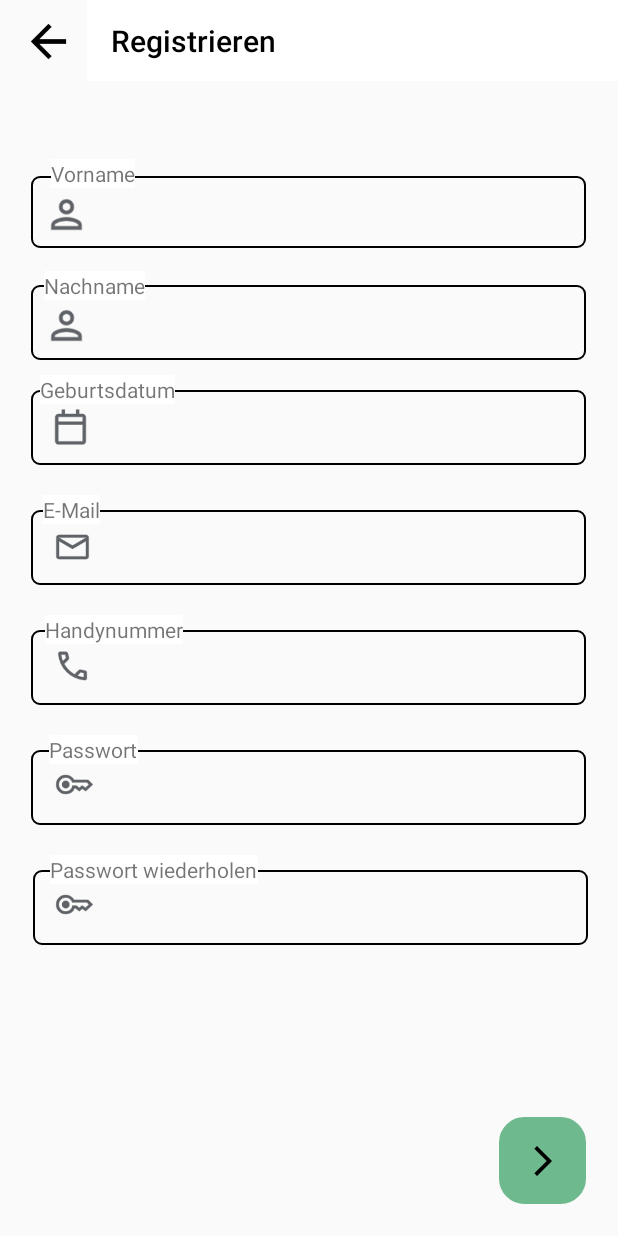
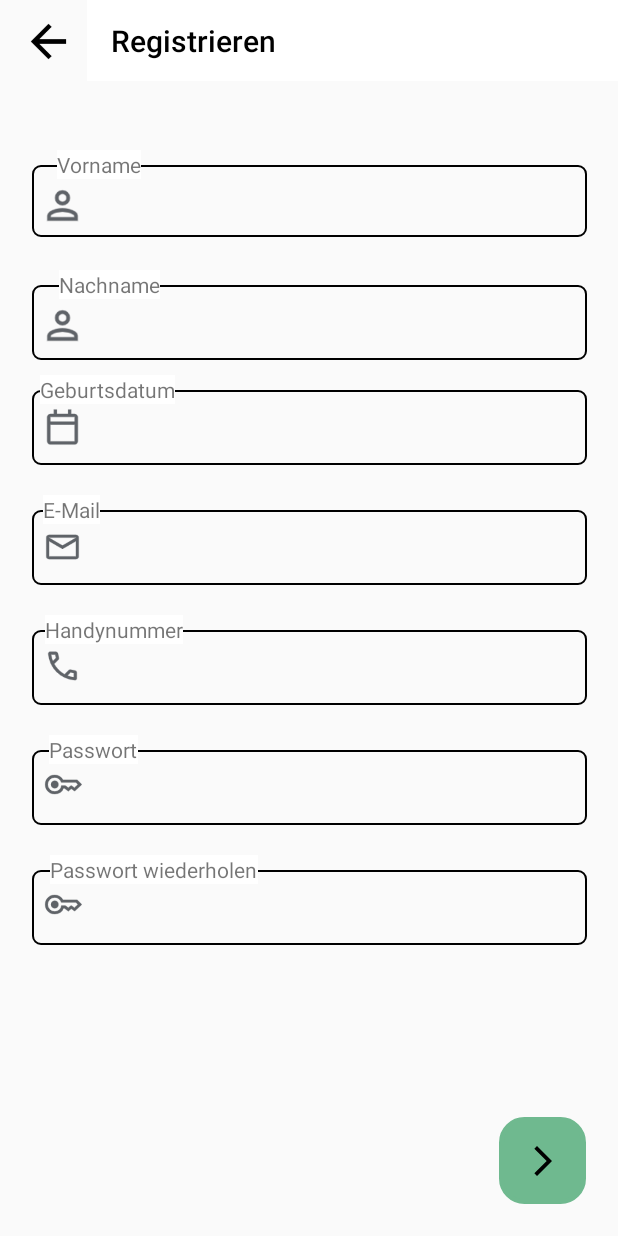
Before and after one commit to vinpuch/DienstDirekt, an Android app: the RegisterActivity screen opened directly, with no data from a screen before it, on a phone screen of 412 x 824 dp. Run offline under Robolectric (Android 15) with nearby library versions, the phone set to English and light mode, and no system bars.

Commit message:
style change

```diff
--- a/app/src/main/res/layout/activity_main.xml
+++ b/app/src/main/res/layout/activity_main.xml
@@ -91,6 +91,7 @@
         android:id="@+id/editText2"
         android:layout_width="370dp"
         android:layout_height="48dp"
+        android:layout_marginStart="21dp"
         android:layout_marginTop="150dp"
         android:layout_marginEnd="21dp"
         android:background="@drawable/rounded_corner"
@@ -100,6 +101,7 @@
         android:textColorHint="@color/black"
         android:textSize="20sp"
         app:layout_constraintEnd_toEndOf="parent"
+        app:layout_constraintStart_toStartOf="parent"
         app:layout_constraintTop_toTopOf="parent"
         tools:ignore="MissingConstraints" />
 
@@ -107,6 +109,7 @@
         android:id="@+id/editText3"
         android:layout_width="370dp"
         android:layout_height="48dp"
+        android:layout_marginStart="21dp"
         android:layout_marginTop="230dp"
         android:layout_marginEnd="21dp"
         android:layout_marginBottom="12dp"
@@ -118,6 +121,7 @@
         android:textSize="20sp"
         app:layout_constraintBottom_toTopOf="@+id/appCompatButton"
         app:layout_constraintEnd_toEndOf="parent"
+        app:layout_constraintStart_toStartOf="parent"
         app:layout_constraintTop_toTopOf="parent"
         tools:ignore="MissingConstraints" />
 
@@ -125,11 +129,13 @@
         android:id="@+id/textView8"
         android:layout_width="wrap_content"
         android:layout_height="wrap_content"
+        android:layout_marginStart="21dp"
         android:layout_marginTop="140dp"
         android:layout_marginEnd="210dp"
         android:background="@color/white"
         android:text="@string/login_username"
         app:layout_constraintEnd_toEndOf="parent"
+        app:layout_constraintStart_toStartOf="parent"
         app:layout_constraintTop_toTopOf="parent"
         tools:ignore="MissingConstraints" />
 
@@ -137,11 +143,13 @@
         android:id="@+id/textView9"
         android:layout_width="wrap_content"
         android:layout_height="wrap_content"
+        android:layout_marginStart="21dp"
         android:layout_marginTop="220dp"
         android:layout_marginEnd="315dp"
         android:background="@color/white"
         android:text="@string/login_password"
         app:layout_constraintEnd_toEndOf="parent"
+        app:layout_constraintStart_toStartOf="parent"
         app:layout_constraintTop_toTopOf="parent"
         tools:ignore="MissingConstraints" />
 
@@ -163,9 +171,11 @@
         android:id="@+id/imageView4"
         android:layout_width="27dp"
         android:layout_height="29dp"
+        android:layout_marginStart="21dp"
         android:layout_marginTop="160dp"
         android:layout_marginEnd="350dp"
         app:layout_constraintEnd_toEndOf="parent"
+        app:layout_constraintStart_toStartOf="parent"
         app:layout_constraintTop_toTopOf="parent"
         app:srcCompat="@drawable/mail_20dp_fill0_wght400_grad0_opsz20" />
 
@@ -173,9 +183,11 @@
         android:id="@+id/imageView6"
         android:layout_width="26dp"
         android:layout_height="26dp"
+        android:layout_marginStart="21dp"
         android:layout_marginTop="240dp"
         android:layout_marginEnd="350dp"
         app:layout_constraintEnd_toEndOf="parent"
+        app:layout_constraintStart_toStartOf="parent"
         app:layout_constraintTop_toTopOf="parent"
         app:srcCompat="@drawable/key_20dp_fill0_wght400_grad0_opsz20" />
 
--- a/app/src/main/res/layout/activity_registercompany.xml
+++ b/app/src/main/res/layout/activity_registercompany.xml
@@ -10,19 +10,16 @@
         android:id="@+id/editText4"
         android:layout_width="370dp"
         android:layout_height="48dp"
-        android:layout_marginStart="20dp"
+        android:layout_marginStart="21dp"
         android:layout_marginTop="110dp"
         android:layout_marginEnd="21dp"
-        android:layout_marginBottom="8dp"
         android:background="@drawable/rounded_corner"
-        android:inputType="textEmailAddress"
+        android:inputType="text"
         android:padding="8dp"
         android:textAlignment="center"
         android:textColorHint="@color/black"
         android:textSize="20sp"
-        app:layout_constraintBottom_toTopOf="@+id/textView2"
         app:layout_constraintEnd_toEndOf="parent"
-        app:layout_constraintHorizontal_bias="1.0"
         app:layout_constraintStart_toStartOf="parent"
         app:layout_constraintTop_toTopOf="parent" />
 
@@ -30,60 +27,70 @@
         android:id="@+id/textView"
         android:layout_width="wrap_content"
         android:layout_height="wrap_content"
-        android:layout_marginTop="52dp"
-        android:layout_marginEnd="350dp"
+        android:layout_marginTop="100dp"
+        android:layout_marginEnd="340dp"
         android:background="@color/white"
         android:text="Vorname"
         app:layout_constraintEnd_toEndOf="parent"
         app:layout_constraintStart_toEndOf="@+id/imageView1"
-        app:layout_constraintTop_toBottomOf="@+id/materialToolbar" />
+        app:layout_constraintTop_toTopOf="parent" />
 
     <EditText
+        android:id="@+id/editText10"
         android:layout_width="370dp"
         android:layout_height="50dp"
+        android:layout_marginStart="21dp"
         android:layout_marginTop="580dp"
-        android:layout_marginEnd="20dp"
+        android:layout_marginEnd="21dp"
         android:background="@drawable/rounded_corner"
-        android:inputType="textEmailAddress"
+        android:inputType="textPassword"
         android:padding="8dp"
         android:textAlignment="center"
         android:textColorHint="@color/black"
         android:textSize="20sp"
         app:layout_constraintEnd_toEndOf="parent"
+        app:layout_constraintStart_toStartOf="parent"
         app:layout_constraintTop_toTopOf="parent" />
 
     <EditText
+        android:id="@+id/editText9"
         android:layout_width="370dp"
         android:layout_height="50dp"
+        android:layout_marginStart="21dp"
         android:layout_marginTop="500dp"
         android:layout_marginEnd="21dp"
         android:background="@drawable/rounded_corner"
-        android:inputType="textEmailAddress"
+        android:inputType="textPassword"
         android:padding="8dp"
         android:textAlignment="center"
         android:textColorHint="@color/black"
         android:textSize="20sp"
         app:layout_constraintEnd_toEndOf="parent"
+        app:layout_constraintStart_toStartOf="parent"
         app:layout_constraintTop_toTopOf="parent" />
 
     <EditText
         android:id="@+id/editText7"
         android:layout_width="370dp"
         android:layout_height="50dp"
+        android:layout_marginStart="21dp"
         android:layout_marginTop="420dp"
         android:layout_marginEnd="21dp"
         android:background="@drawable/rounded_corner"
-        android:inputType="textEmailAddress"
+        android:inputType="text|number"
         android:padding="8dp"
         android:textAlignment="center"
         android:textColorHint="@color/black"
         android:textSize="20sp"
         app:layout_constraintEnd_toEndOf="parent"
+        app:layout_constraintStart_toStartOf="parent"
         app:layout_constraintTop_toTopOf="parent" />
 
     <EditText
+        android:id="@+id/editText8"
         android:layout_width="370dp"
         android:layout_height="50dp"
+        android:layout_marginStart="21dp"
         android:layout_marginTop="340dp"
         android:layout_marginEnd="21dp"
         android:background="@drawable/rounded_corner"
@@ -93,47 +100,53 @@
         android:textColorHint="@color/black"
         android:textSize="20sp"
         app:layout_constraintEnd_toEndOf="parent"
+        app:layout_constraintStart_toStartOf="parent"
         app:layout_constraintTop_toTopOf="parent" />
 
     <EditText
         android:id="@+id/editText6"
         android:layout_width="370dp"
         android:layout_height="50dp"
+        android:layout_marginStart="21dp"
         android:layout_marginTop="260dp"
         android:layout_marginEnd="21dp"
         android:background="@drawable/rounded_corner"
-        android:inputType="textEmailAddress"
+        android:inputType="text"
         android:padding="8dp"
         android:textAlignment="center"
         android:textColorHint="@color/black"
         android:textSize="20sp"
         app:layout_constraintEnd_toEndOf="parent"
+        app:layout_constraintStart_toStartOf="parent"
         app:layout_constraintTop_toTopOf="parent" />
 
     <EditText
         android:id="@+id/editText5"
         android:layout_width="370dp"
         android:layout_height="50dp"
+        android:layout_marginStart="21dp"
         android:layout_marginTop="190dp"
         android:layout_marginEnd="21dp"
         android:background="@drawable/rounded_corner"
-        android:inputType="textEmailAddress"
+        android:inputType="text"
         android:padding="8dp"
         android:textAlignment="center"
         android:textColorHint="@color/black"
         android:textSize="20sp"
         app:layout_constraintEnd_toEndOf="parent"
+        app:layout_constraintStart_toStartOf="parent"
         app:layout_constraintTop_toTopOf="parent" />
 
     <TextView
         android:id="@+id/textView2"
         android:layout_width="wrap_content"
         android:layout_height="wrap_content"
-        android:layout_marginEnd="315dp"
+        android:layout_marginTop="180dp"
+        android:layout_marginEnd="305dp"
         android:background="@color/white"
         android:text="Nachname"
-        app:layout_constraintBottom_toTopOf="@+id/imageView2"
-        app:layout_constraintEnd_toEndOf="parent" />
+        app:layout_constraintEnd_toEndOf="parent"
+        app:layout_constraintTop_toTopOf="parent" />
 
     <TextView
         android:id="@+id/textView3"
@@ -221,19 +234,23 @@
         android:id="@+id/imageView1"
         android:layout_width="35dp"
         android:layout_height="34dp"
-        android:layout_marginTop="72dp"
+        android:layout_marginStart="21dp"
+        android:layout_marginTop="200dp"
         android:layout_marginEnd="350dp"
         app:layout_constraintEnd_toEndOf="parent"
-        app:layout_constraintTop_toBottomOf="@+id/materialToolbar"
+        app:layout_constraintStart_toStartOf="parent"
+        app:layout_constraintTop_toTopOf="parent"
         app:srcCompat="@drawable/person_20dp_fill0_wght400_grad0_opsz20" />
 
     <ImageView
         android:id="@+id/imageView2"
         android:layout_width="35dp"
         android:layout_height="34dp"
-        android:layout_marginTop="200dp"
+        android:layout_marginStart="21dp"
+        android:layout_marginTop="120dp"
         android:layout_marginEnd="350dp"
         app:layout_constraintEnd_toEndOf="parent"
+        app:layout_constraintStart_toStartOf="parent"
         app:layout_constraintTop_toTopOf="parent"
         app:srcCompat="@drawable/person_20dp_fill0_wght400_grad0_opsz20" />
 
@@ -241,9 +258,11 @@
         android:id="@+id/imageView3"
         android:layout_width="30dp"
         android:layout_height="29dp"
+        android:layout_marginStart="21dp"
         android:layout_marginTop="270dp"
         android:layout_marginEnd="350dp"
         app:layout_constraintEnd_toEndOf="parent"
+        app:layout_constraintStart_toStartOf="parent"
         app:layout_constraintTop_toTopOf="parent"
         app:srcCompat="@drawable/calendar_today_20dp_fill0_wght400_grad0_opsz20" />
 
@@ -251,9 +270,11 @@
         android:id="@+id/imageView4"
         android:layout_width="27dp"
         android:layout_height="29dp"
+        android:layout_marginStart="21dp"
         android:layout_marginTop="350dp"
         android:layout_marginEnd="350dp"
         app:layout_constraintEnd_toEndOf="parent"
+        app:layout_constraintStart_toStartOf="parent"
         app:layout_constraintTop_toTopOf="parent"
         app:srcCompat="@drawable/mail_20dp_fill0_wght400_grad0_opsz20" />
 
@@ -261,9 +282,11 @@
         android:id="@+id/imageView5"
         android:layout_width="27dp"
         android:layout_height="28dp"
+        android:layout_marginStart="21dp"
         android:layout_marginTop="430dp"
         android:layout_marginEnd="350dp"
         app:layout_constraintEnd_toEndOf="parent"
+        app:layout_constraintStart_toStartOf="parent"
         app:layout_constraintTop_toTopOf="parent"
         app:srcCompat="@drawable/call_20dp_fill0_wght400_grad0_opsz20" />
 
@@ -271,9 +294,11 @@
         android:id="@+id/imageView6"
         android:layout_width="26dp"
         android:layout_height="26dp"
+        android:layout_marginStart="21dp"
         android:layout_marginTop="510dp"
         android:layout_marginEnd="350dp"
         app:layout_constraintEnd_toEndOf="parent"
+        app:layout_constraintStart_toStartOf="parent"
         app:layout_constraintTop_toTopOf="parent"
         app:srcCompat="@drawable/key_20dp_fill0_wght400_grad0_opsz20" />
 
@@ -281,9 +306,11 @@
         android:id="@+id/imageView7"
         android:layout_width="26dp"
         android:layout_height="26dp"
+        android:layout_marginStart="21dp"
         android:layout_marginTop="590dp"
         android:layout_marginEnd="350dp"
         app:layout_constraintEnd_toEndOf="parent"
+        app:layout_constraintStart_toStartOf="parent"
         app:layout_constraintTop_toTopOf="parent"
         app:srcCompat="@drawable/key_20dp_fill0_wght400_grad0_opsz20" />
 
--- a/app/src/main/res/values/themes.xml
+++ b/app/src/main/res/values/themes.xml
@@ -2,8 +2,8 @@
     <!-- Base application theme. -->
     <style name="Theme.DienstDirekt" parent="Theme.AppCompat.Light.NoActionBar">
         <!-- Primary brand color. -->
-        <item name="colorPrimary">@color/purple_500</item>
-        <item name="colorPrimaryVariant">@color/purple_700</item>
+        <item name="colorPrimary">@color/white</item>
+        <item name="colorPrimaryVariant">@color/black</item>
         <item name="colorOnPrimary">@color/white</item>
         <!-- Secondary brand color. -->
         <item name="colorSecondary">@color/teal_200</item>
```
